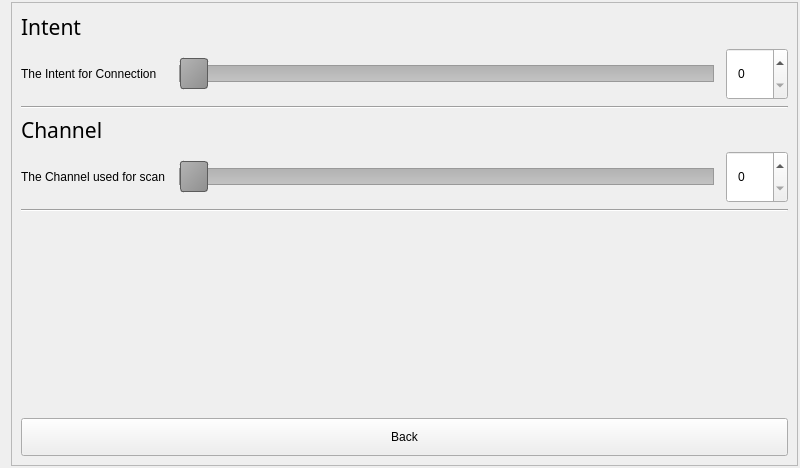
First picture: the form in ui/mainwindow.ui, repository TI-ECS/wifi-direct-demo, before the edit.
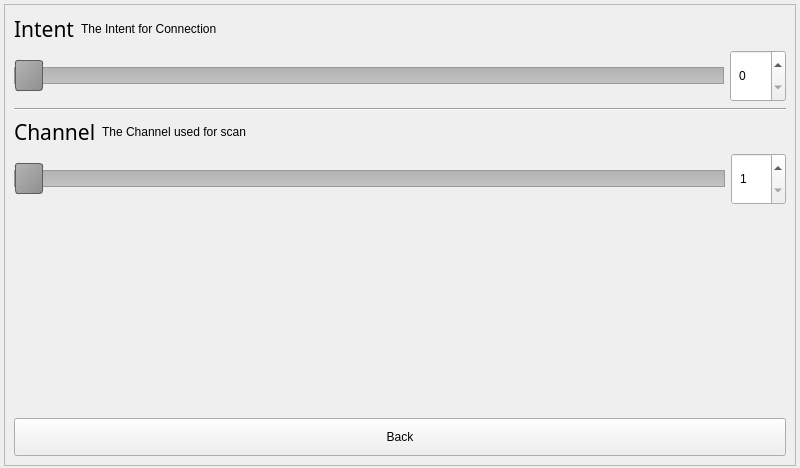
Second picture: the form after the edit. The open tabs and pages were chosen to show the change. Icons and pictures are not drawn.

Commit message: [ui] Changes suggested by Marina

Patch:
```diff
--- a/ui/mainwindow.ui
+++ b/ui/mainwindow.ui
@@ -15,7 +15,7 @@
   </property>
   <property name="styleSheet">
    <string notr="true">QCheckBox {
-	spacing: 20px;
+	spacing: 10px;
 }
 QCheckBox::indicator {
     width: 35px;
@@ -149,7 +149,7 @@
     background: qlineargradient(x1:0, y1:0, x2:1, y2:1, stop:0 #b4b4b4, stop:1 #8f8f8f);
     border: 1px solid #5c5c5c;
     width: 26px;
-    margin: -8px 0; /* handle is placed by default on the contents rect of the groove. Expand outside the groove */
+    margin: -8px 0; 
     border-radius: 3px;
 }
 QSpinBox {
@@ -206,13 +206,16 @@
   </property>
   <layout class="QVBoxLayout" name="verticalLayout_6">
    <property name="spacing">
-    <number>2</number>
+    <number>4</number>
+   </property>
+   <property name="leftMargin">
+    <number>4</number>
    </property>
    <property name="topMargin">
-    <number>2</number>
+    <number>4</number>
    </property>
    <property name="rightMargin">
-    <number>2</number>
+    <number>4</number>
    </property>
    <property name="bottomMargin">
     <number>2</number>
@@ -227,8 +230,8 @@
        <rect>
         <x>0</x>
         <y>0</y>
-        <width>787</width>
-        <height>462</height>
+        <width>790</width>
+        <height>460</height>
        </rect>
       </property>
       <layout class="QVBoxLayout" name="verticalLayout_5">
@@ -383,8 +386,8 @@
          <widget class="QWidget" name="settingsPage">
           <layout class="QVBoxLayout" name="verticalLayout_4">
            <item>
-            <layout class="QGridLayout" name="gridLayout">
-             <item row="0" column="0">
+            <layout class="QHBoxLayout" name="horizontalLayout">
+             <item>
               <widget class="QLabel" name="intentLabel">
                <property name="font">
                 <font>
@@ -404,7 +407,7 @@
                </property>
               </widget>
              </item>
-             <item row="1" column="0">
+             <item>
               <widget class="QLabel" name="intentMessageLabel">
                <property name="styleSheet">
                 <string notr="true">font: 14pt &quot;Arial&quot;;</string>
@@ -414,14 +417,55 @@
                </property>
               </widget>
              </item>
-             <item row="2" column="0" colspan="5">
+             <item>
+              <spacer name="horizontalSpacer_3">
+               <property name="orientation">
+                <enum>Qt::Horizontal</enum>
+               </property>
+               <property name="sizeHint" stdset="0">
+                <size>
+                 <width>40</width>
+                 <height>20</height>
+                </size>
+               </property>
+              </spacer>
+             </item>
+            </layout>
+           </item>
+           <item>
+            <layout class="QHBoxLayout" name="horizontalLayout_6">
+             <item>
+              <widget class="QSlider" name="intentSlider">
+               <property name="maximum">
+                <number>15</number>
+               </property>
+               <property name="orientation">
+                <enum>Qt::Horizontal</enum>
+               </property>
+              </widget>
+             </item>
+             <item>
+              <widget class="QSpinBox" name="intentSpinBox">
+               <property name="alignment">
+                <set>Qt::AlignCenter</set>
+               </property>
+               <property name="maximum">
+                <number>15</number>
+               </property>
+              </widget>
+             </item>
+            </layout>
+           </item>
+           <item>
               <widget class="Line" name="line">
                <property name="orientation">
                 <enum>Qt::Horizontal</enum>
                </property>
               </widget>
              </item>
-             <item row="3" column="0">
+           <item>
+            <layout class="QHBoxLayout" name="horizontalLayout_4">
+             <item>
               <widget class="QLabel" name="channelLabel">
                <property name="font">
                 <font>
@@ -440,7 +484,7 @@
                </property>
               </widget>
              </item>
-             <item row="4" column="0" colspan="2">
+             <item>
               <widget class="QLabel" name="channelMessageLabel">
                <property name="styleSheet">
                 <string notr="true">font: 14pt &quot;Arial&quot;;
@@ -451,7 +495,52 @@
                </property>
               </widget>
              </item>
-             <item row="4" column="4">
+             <item>
+              <spacer name="horizontalSpacer">
+               <property name="orientation">
+                <enum>Qt::Horizontal</enum>
+               </property>
+               <property name="sizeHint" stdset="0">
+                <size>
+                 <width>40</width>
+                 <height>20</height>
+                </size>
+               </property>
+              </spacer>
+             </item>
+            </layout>
+           </item>
+           <item>
+            <layout class="QHBoxLayout" name="horizontalLayout_5">
+             <item>
+              <widget class="QSlider" name="channelSlider">
+               <property name="minimum">
+                <number>1</number>
+               </property>
+               <property name="maximum">
+                <number>11</number>
+               </property>
+               <property name="singleStep">
+                <number>5</number>
+               </property>
+               <property name="pageStep">
+                <number>5</number>
+               </property>
+               <property name="tracking">
+                <bool>true</bool>
+               </property>
+               <property name="orientation">
+                <enum>Qt::Horizontal</enum>
+               </property>
+               <property name="tickPosition">
+                <enum>QSlider::NoTicks</enum>
+               </property>
+               <property name="tickInterval">
+                <number>5</number>
+               </property>
+              </widget>
+             </item>
+             <item>
               <widget class="QSpinBox" name="channelSpinBox">
                <property name="styleSheet">
                 <string notr="true"/>
@@ -462,64 +551,17 @@
                <property name="readOnly">
                 <bool>false</bool>
                </property>
-               <property name="maximum">
-                <number>160</number>
+               <property name="minimum">
+                <number>1</number>
                </property>
-              </widget>
-             </item>
-             <item row="5" column="0" colspan="5">
-              <widget class="Line" name="line_2">
-               <property name="orientation">
-                <enum>Qt::Horizontal</enum>
-               </property>
-              </widget>
-             </item>
-             <item row="4" column="2">
-              <widget class="QSlider" name="horizontalSlider">
                <property name="maximum">
-                <number>160</number>
+                <number>11</number>
                </property>
-               <property name="orientation">
-                <enum>Qt::Horizontal</enum>
+               <property name="singleStep">
+                <number>5</number>
                </property>
               </widget>
              </item>
-             <item row="1" column="4">
-              <widget class="QSpinBox" name="intentSpinBox">
-               <property name="alignment">
-                <set>Qt::AlignCenter</set>
-               </property>
-               <property name="maximum">
-                <number>15</number>
-               </property>
-              </widget>
-             </item>
-             <item row="1" column="2">
-              <widget class="QSlider" name="horizontalSlider_2">
-               <property name="maximum">
-                <number>15</number>
-               </property>
-               <property name="orientation">
-                <enum>Qt::Horizontal</enum>
-               </property>
-              </widget>
-             </item>
-             <item row="1" column="1">
-              <spacer name="horizontalSpacer">
-               <property name="orientation">
-                <enum>Qt::Horizontal</enum>
-               </property>
-               <property name="sizeType">
-                <enum>QSizePolicy::Fixed</enum>
-               </property>
-               <property name="sizeHint" stdset="0">
-                <size>
-                 <width>10</width>
-                 <height>20</height>
-                </size>
-               </property>
-              </spacer>
-             </item>
             </layout>
            </item>
            <item>
```
Left out of the diff: 181 changed lines with no effect on the pictures. Lines whose indentation alone changed are shown as unchanged.
